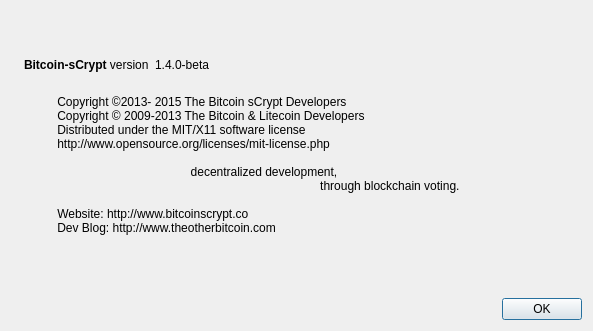
First picture: the form in src/qt/forms/aboutdialog.ui, repository Bitcoin-sCrypt/Bitcoin-sCrypt, before the edit.
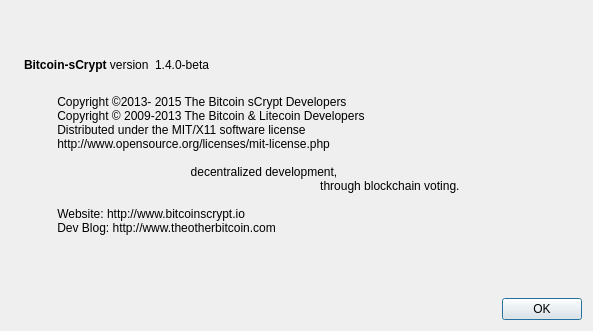
Second picture: the form after the edit. Icons and pictures are not drawn.

Patch:
```diff
--- a/src/qt/forms/aboutdialog.ui
+++ b/src/qt/forms/aboutdialog.ui
@@ -103,7 +103,7 @@
 		  decentralized development,
                                                                                          through blockchain voting.
 
-          Website: http://www.bitcoinscrypt.co 
+          Website: http://www.bitcoinscrypt.io 
           Dev Blog: http://www.theotherbitcoin.com
         </string>
        </property>
```
